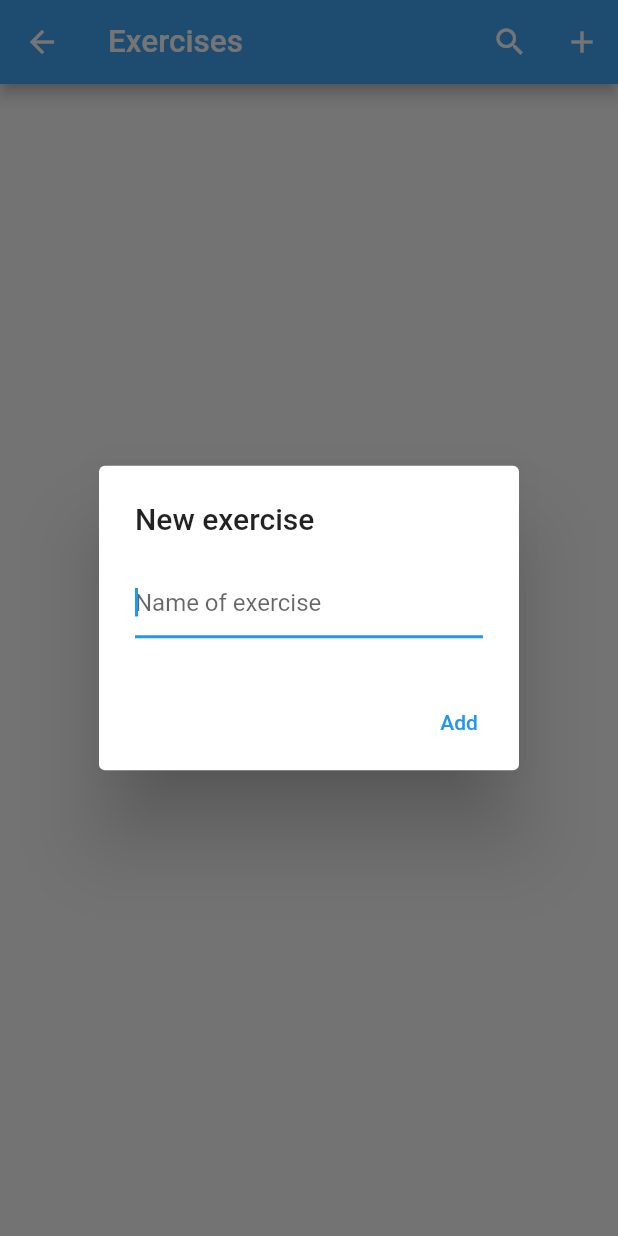
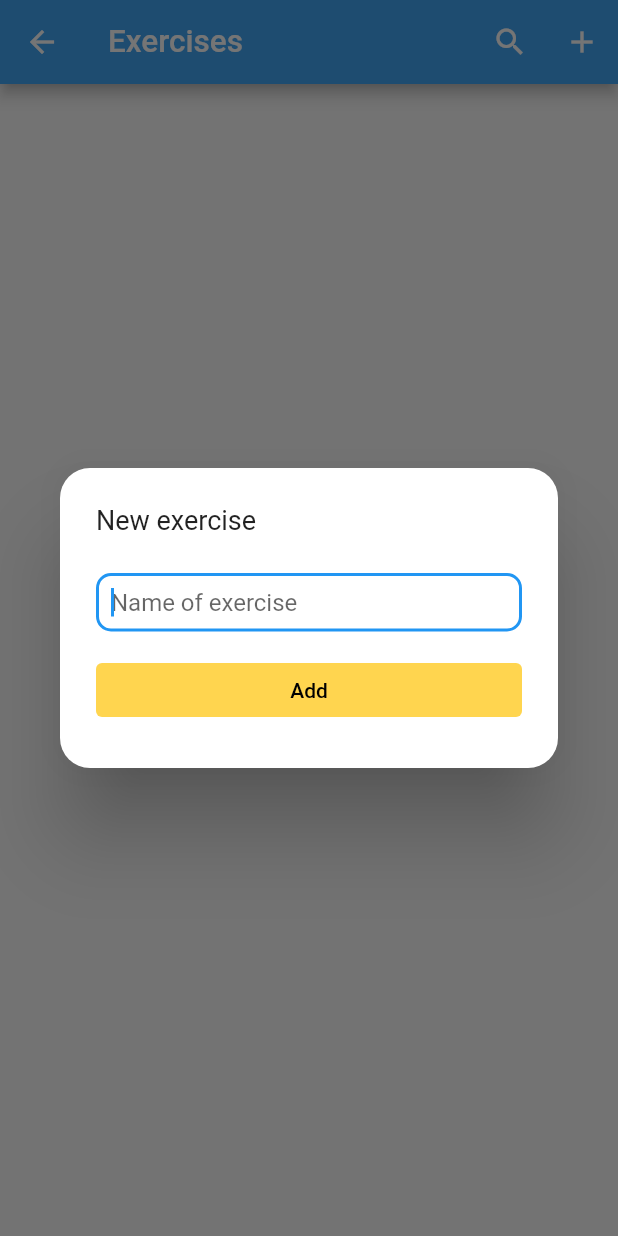
Before and after one commit to Xasthul/gym_workout_tracker, a Flutter app: the Exercises screen opened directly, after a tap on the "add" icon, on a phone screen of 412 x 824 dp. Run offline on Flutter 3.47's test engine with Material 2 defaults, Android fonts, the phone set to English and light mode, and no system bars; drawn by our look-alikes of flutter_slidable.

Commit message:
Customized dialog for adding exercises

```diff
--- a/lib/project/app_pages/exercises.dart
+++ b/lib/project/app_pages/exercises.dart
@@ -64,7 +64,9 @@ class _ExercisesState extends State<Exercises> {
           child: ListView.builder(
               itemCount: _exercises.length,
               itemBuilder: (context, index) {
-                return Card(
+                return GestureDetector(
+                  onTap: () => Navigator.pop(context, _exercises[index]),
+                  child: Card(
                       elevation: 1,
                       color: Colors.amber[200],
                       child: Slidable(
@@ -88,38 +90,64 @@ class _ExercisesState extends State<Exercises> {
                           ],
                         ),
                         child: ListTile(title: Text(_exercises[index])),
-                    ));
+                      )),
+                );
               }),
         ));
   }
 
   void doNothing(BuildContext context) {}
 
+  // Dialog to add exercise
   Future<String?> openDialog() => showDialog<String>(
       context: context,
-      builder: (context) => AlertDialog(
-            title: const Text("New exercise"),
-            content: TextField(
+      builder: (context) => Dialog(
+            shape: RoundedRectangleBorder(
+                borderRadius: BorderRadius.circular(20.0)),
+            child: SizedBox(
+              height: 200,
+              child: Padding(
+                padding: const EdgeInsets.all(24.0),
+                child: Column(
+                  crossAxisAlignment: CrossAxisAlignment.start,
+                  children: [
+                    const Text("New exercise", style: TextStyle(fontSize: 18)),
+                    const SizedBox(height: 25),
+                    TextField(
                       autofocus: true,
                       controller: _controller,
-              decoration: const InputDecoration(hintText: "Name of exercise"),
+                      decoration: const InputDecoration(
+                          hintText: "Name of exercise",
+                          contentPadding: EdgeInsets.all(10),
+                          isDense: true,
+                          border: OutlineInputBorder(
+                              borderRadius:
+                                  BorderRadius.all(Radius.circular(10.0)))),
                       onSubmitted: (_) => submitDialog(),
                     ),
-            actions: [
-              TextButton(
+                    const SizedBox(height: 15),
+                    SizedBox(
+                        width: 320.0,
+                        child: TextButton(
+                          style: TextButton.styleFrom(
+                              backgroundColor: Colors.amber[300]),
                           onPressed: submitDialog,
-                child: const Text("Add"),
-              )
+                          child: const Text("Add",
+                              style: TextStyle(color: Colors.black)),
+                        ))
                   ],
+                ),
+              ),
+            ),
           ));
 
   void submitDialog() {
     Navigator.of(context).pop(_controller.text);
-
     _controller.clear();
   }
 }
 
+// For searching
 class _MySearchDelegate extends SearchDelegate<String?> {
   final List<String> _exercises;
 
```
Lines whose indentation alone changed are shown as unchanged.
